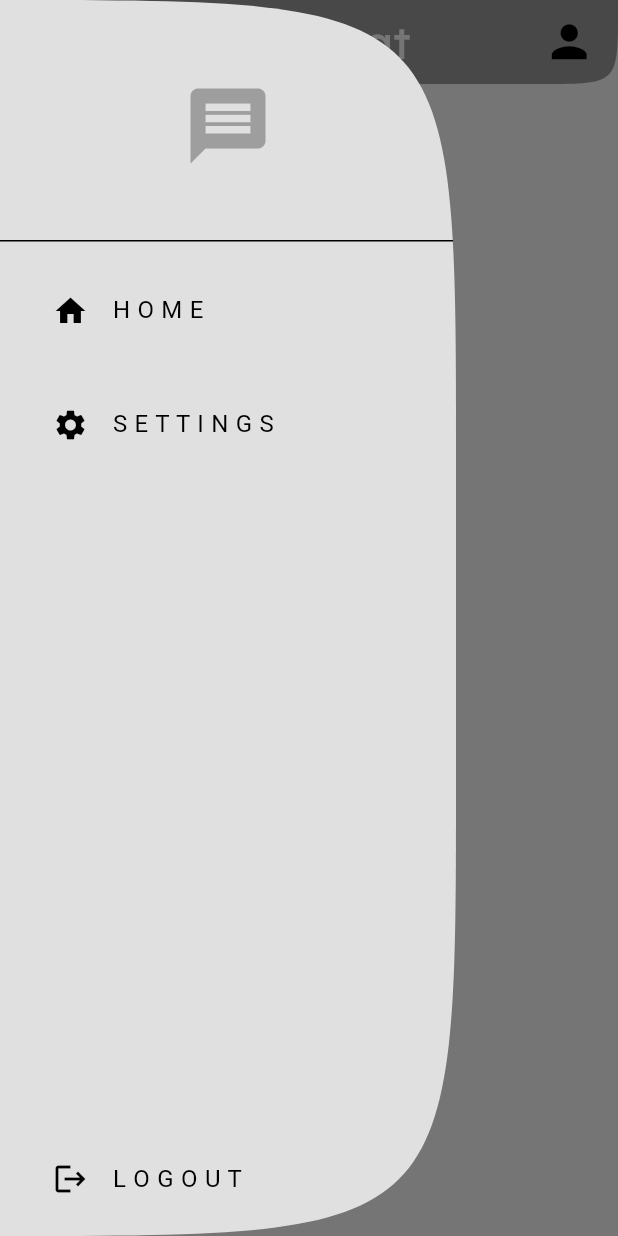
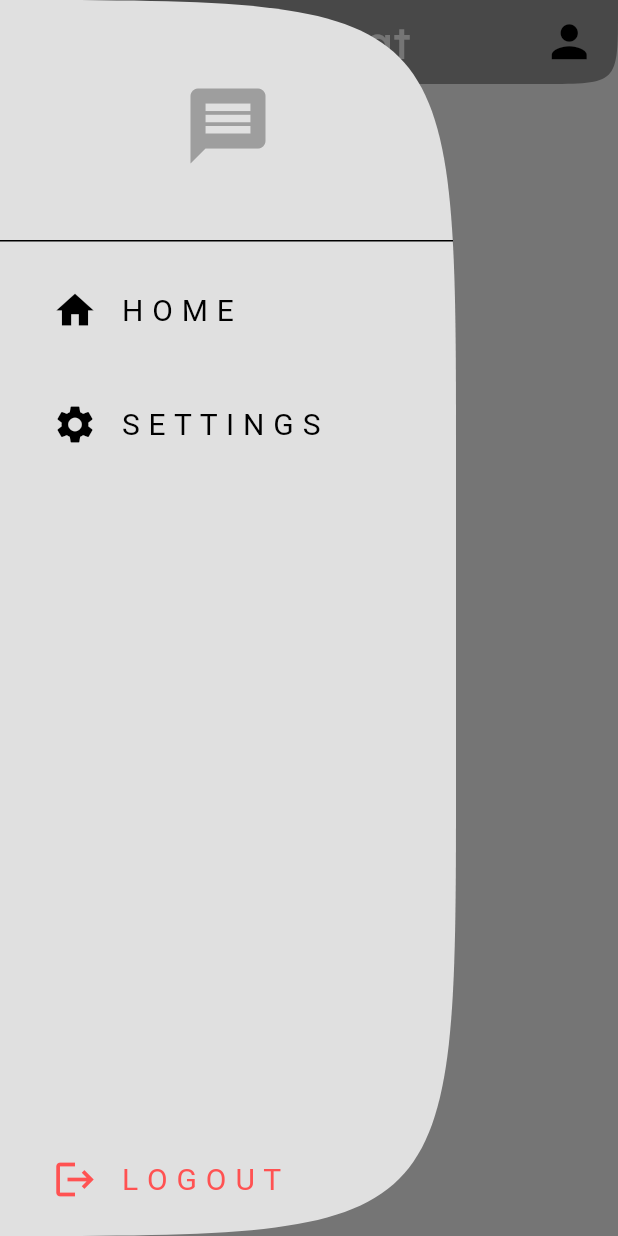
Before and after one commit to abhikatta/quikchat, a Flutter app: the screen it shows once a user with an empty profile is signed in, with the side drawer open, on a phone screen of 412 x 824 dp. Run offline on Flutter 3.47's test engine with Material 3 defaults, Android fonts, the phone set to English and light mode, and no system bars; our stand-ins replace cloud_firestore, firebase_auth, firebase_core; accounts and stored records are empty; network calls fail.

Commit message:
fixed font sized at some error-ed areas

```diff
--- a/lib/components/my_drawer.dart
+++ b/lib/components/my_drawer.dart
@@ -36,9 +36,11 @@ class MyDrawer extends StatelessWidget {
                     contentPadding: const EdgeInsets.all(10),
                     leading: const Icon(
                       Icons.home,
+                      size: 30,
                     ),
                     title: const Text(
                       'H O M E',
+                      style: TextStyle(fontSize: 20),
                     )),
               ),
               Padding(
@@ -53,15 +55,19 @@ class MyDrawer extends StatelessWidget {
                     contentPadding: const EdgeInsets.all(10),
                     leading: const Icon(
                       Icons.settings,
+                      size: 30,
                     ),
                     title: const Text(
                       'S E T T I N G S',
+                      style: TextStyle(fontSize: 20),
                     )),
               ),
             ]),
             Padding(
               padding: const EdgeInsets.only(left: 25),
               child: ListTile(
+                  textColor: Colors.redAccent,
+                  iconColor: Colors.redAccent,
                   onTap: () {
                     Navigator.pop(context);
                     AuthService auth = AuthService();
@@ -70,9 +76,11 @@ class MyDrawer extends StatelessWidget {
                   contentPadding: const EdgeInsets.all(10),
                   leading: const Icon(
                     Icons.logout,
+                    size: 30,
                   ),
                   title: const Text(
                     'L O G O U T',
+                    style: TextStyle(fontSize: 20),
                   )),
             ),
           ],
--- a/lib/components/my_input.dart
+++ b/lib/components/my_input.dart
@@ -21,6 +21,7 @@ class MyInput extends StatelessWidget {
           autofillHints: null,
           controller: inputController,
           obscureText: obscureText,
+          style: TextStyle(fontSize: 20),
           decoration: InputDecoration(
               filled: true,
               fillColor: Theme.of(context).colorScheme.tertiary,
```
